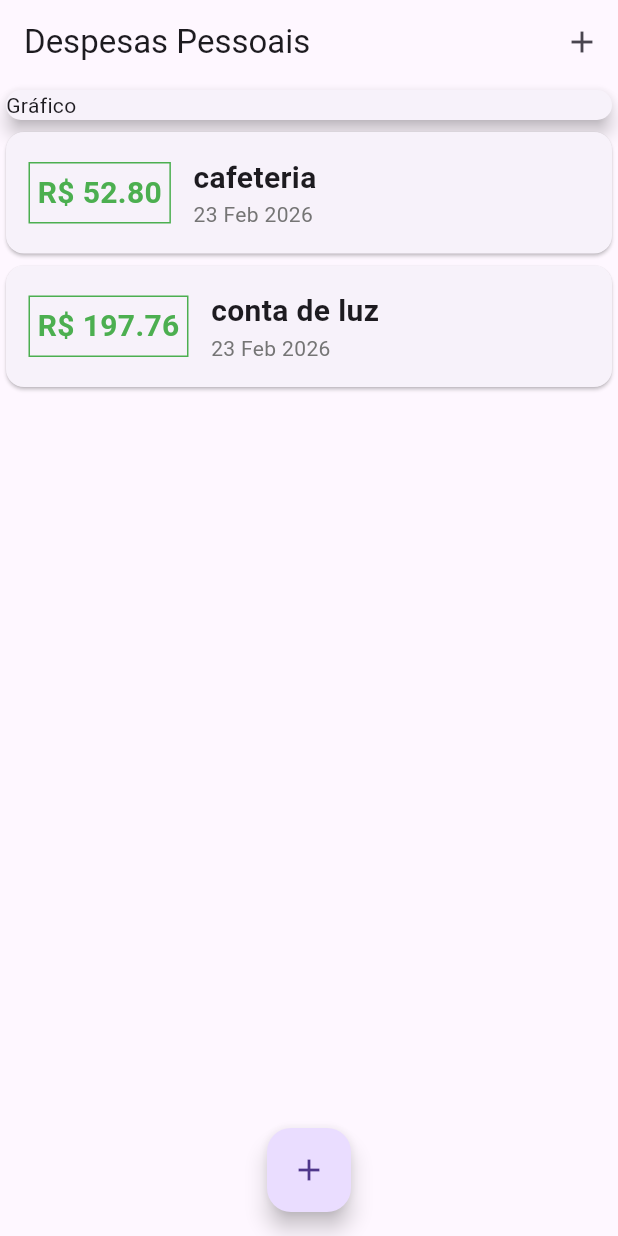
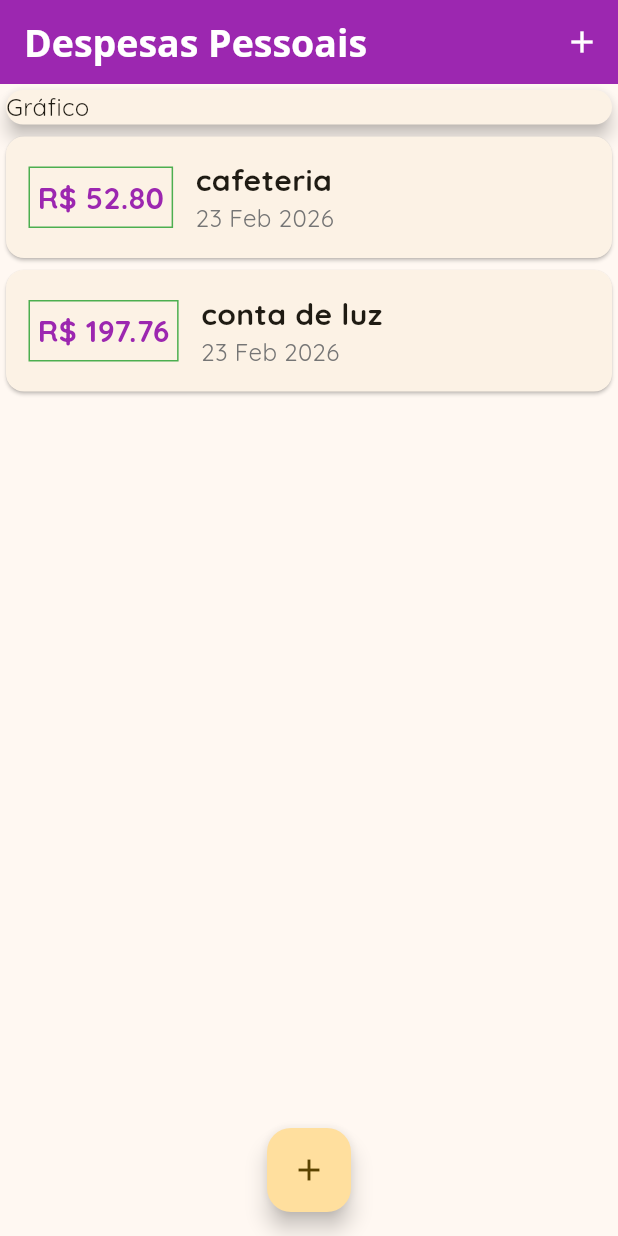
Before and after one commit to Brulibra/personal_finance, a Flutter app: the screen it shows after launch, on a phone screen of 412 x 824 dp. Run offline on Flutter 3.47's test engine with Material 3 defaults, Android fonts, the phone set to English and light mode, and no system bars.

Commit message:
💄 config theme app

```diff
--- a/lib/components/transaction_list.dart
+++ b/lib/components/transaction_list.dart
@@ -12,7 +12,23 @@ class TransactionList extends StatelessWidget {
     return SizedBox(
       height: 450,
       //ListView builder renders the elements just when they are called, to work the size must be default
-      child: ListView.builder(
+      child: transactions.isEmpty
+          ? Column(
+              children: <Widget>[
+                Text(
+                  'Nenhuma transação cadastrada',
+                  style: Theme.of(context).textTheme.titleLarge,
+                ),
+                SizedBox(
+                  height: 300,
+                  child: Image.asset(
+                    'assets/images/waiting.png',
+                    fit: BoxFit.cover,
+                  ),
+                ),
+              ],
+            )
+          : ListView.builder(
               itemCount: transactions.length,
               itemBuilder: (ctx, index) {
                 final tr = transactions[index];
@@ -20,7 +36,10 @@ class TransactionList extends StatelessWidget {
                   child: Row(
                     children: <Widget>[
                       Container(
-                  margin: EdgeInsets.symmetric(horizontal: 15, vertical: 20),
+                        margin: EdgeInsets.symmetric(
+                          horizontal: 15,
+                          vertical: 20,
+                        ),
                         decoration: BoxDecoration(
                           border: Border.all(color: Colors.green, width: 1),
                         ),
@@ -30,7 +49,7 @@ class TransactionList extends StatelessWidget {
                           style: TextStyle(
                             fontWeight: FontWeight.bold,
                             fontSize: 20,
-                      color: Colors.green,
+                            color: Theme.of(context).primaryColor,
                           ),
                         ),
                       ),
--- a/lib/main.dart
+++ b/lib/main.dart
@@ -1,6 +1,5 @@
+import 'package:flutter/material.dart';
 import 'dart:math';
-
-import 'package:flutter/material.dart';
 
 import '../components/transaction_form.dart';
 import '../components/transaction_list.dart';
@@ -9,11 +8,38 @@ import '../models/transaction.dart';
 void main() => runApp(FinanceApp());
 
 class FinanceApp extends StatelessWidget {
-  const FinanceApp({super.key});
+  FinanceApp({super.key});
+  final ThemeData theme = ThemeData();
 
   @override
   Widget build(BuildContext context) {
-    return MaterialApp(home: MyHomePage());
+    return MaterialApp(
+      home: MyHomePage(),
+      //Theme Definition
+      theme: ThemeData(
+        //Fonts
+        textTheme: TextTheme(
+          titleLarge: TextStyle(
+            fontSize: 25,
+            fontFamily: 'OpenSans',
+            fontWeight: FontWeight.bold,
+          ),
+          bodyMedium: TextStyle(fontSize: 16),
+        ),
+        fontFamily: 'Quicksand',
+        //Colors
+        useMaterial3: true,
+        appBarTheme: AppBarTheme(
+          backgroundColor: Colors.purple,
+          foregroundColor: Colors.white,
+        ),
+        colorScheme: ColorScheme.fromSeed(
+          seedColor: Colors.amber,
+          primary: Colors.purple,
+          secondary: Colors.amber,
+        ),
+      ),
+    );
   }
 }
 
@@ -70,7 +96,11 @@ class _MyHomePageState extends State<MyHomePage> {
   Widget build(BuildContext context) {
     return Scaffold(
       appBar: AppBar(
-        title: Text('Despesas Pessoais'),
+        title: Text(
+          'Despesas Pessoais',
+          style: TextStyle(fontFamily: 'OpenSans'),
+        ),
+
         actions: <Widget>[
           IconButton(
             onPressed: () => _openTransactionModal(context),
```
Lines whose indentation alone changed are shown as unchanged.
